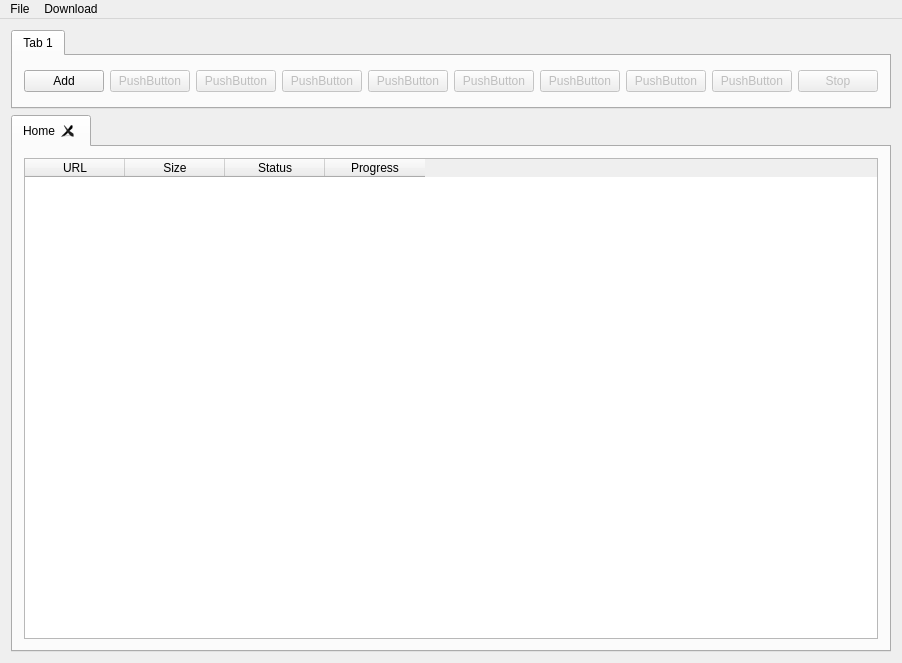
Qt form UltimateDownloadManager/mainwindow.ui (LalitMaganti/Ultimate-Download-Manager) before a commit.
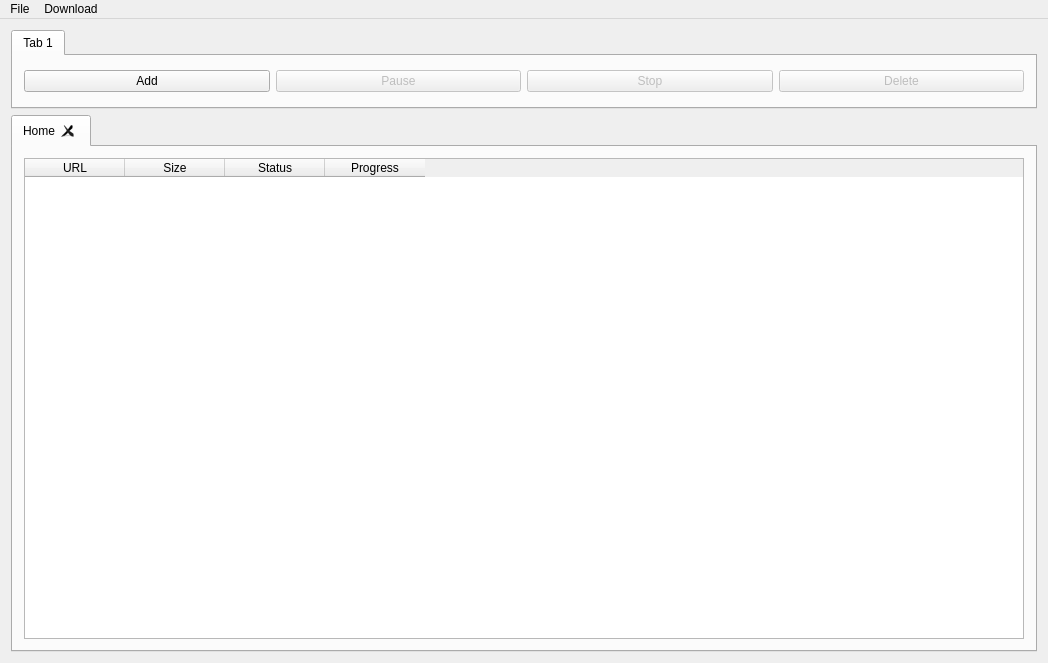
The same form after that commit. Icons and pictures are not drawn. Custom widgets are drawn as their Qt base class.

Patch:
```diff
--- a/UltimateDownloadManager/mainwindow.ui
+++ b/UltimateDownloadManager/mainwindow.ui
@@ -6,7 +6,7 @@
    <rect>
     <x>0</x>
     <y>0</y>
-    <width>694</width>
+    <width>1048</width>
     <height>663</height>
    </rect>
   </property>
@@ -63,77 +63,7 @@
            <bool>false</bool>
           </property>
           <property name="text">
-           <string>PushButton</string>
-          </property>
-         </widget>
-        </item>
-        <item>
-         <widget class="QPushButton" name="pushButton_9">
-          <property name="enabled">
-           <bool>false</bool>
-          </property>
-          <property name="text">
-           <string>PushButton</string>
-          </property>
-         </widget>
-        </item>
-        <item>
-         <widget class="QPushButton" name="pushButton_8">
-          <property name="enabled">
-           <bool>false</bool>
-          </property>
-          <property name="text">
-           <string>PushButton</string>
-          </property>
-         </widget>
-        </item>
-        <item>
-         <widget class="QPushButton" name="pushButton_7">
-          <property name="enabled">
-           <bool>false</bool>
-          </property>
-          <property name="text">
-           <string>PushButton</string>
-          </property>
-         </widget>
-        </item>
-        <item>
-         <widget class="QPushButton" name="pushButton_6">
-          <property name="enabled">
-           <bool>false</bool>
-          </property>
-          <property name="text">
-           <string>PushButton</string>
-          </property>
-         </widget>
-        </item>
-        <item>
-         <widget class="QPushButton" name="pushButton_5">
-          <property name="enabled">
-           <bool>false</bool>
-          </property>
-          <property name="text">
-           <string>PushButton</string>
-          </property>
-         </widget>
-        </item>
-        <item>
-         <widget class="QPushButton" name="pushButton_4">
-          <property name="enabled">
-           <bool>false</bool>
-          </property>
-          <property name="text">
-           <string>PushButton</string>
-          </property>
-         </widget>
-        </item>
-        <item>
-         <widget class="QPushButton" name="pushButton_3">
-          <property name="enabled">
-           <bool>false</bool>
-          </property>
-          <property name="text">
-           <string>PushButton</string>
+           <string>Pause</string>
           </property>
          </widget>
         </item>
@@ -147,6 +77,16 @@
           </property>
          </widget>
         </item>
+        <item>
+         <widget class="QPushButton" name="btnDelete">
+          <property name="enabled">
+           <bool>false</bool>
+          </property>
+          <property name="text">
+           <string>Delete</string>
+          </property>
+         </widget>
+        </item>
        </layout>
       </widget>
      </widget>
@@ -208,7 +148,7 @@
     <rect>
      <x>0</x>
      <y>0</y>
-     <width>694</width>
+     <width>1048</width>
      <height>25</height>
     </rect>
    </property>
```
Left out of the diff: 2 changed lines with no effect on the pictures.
